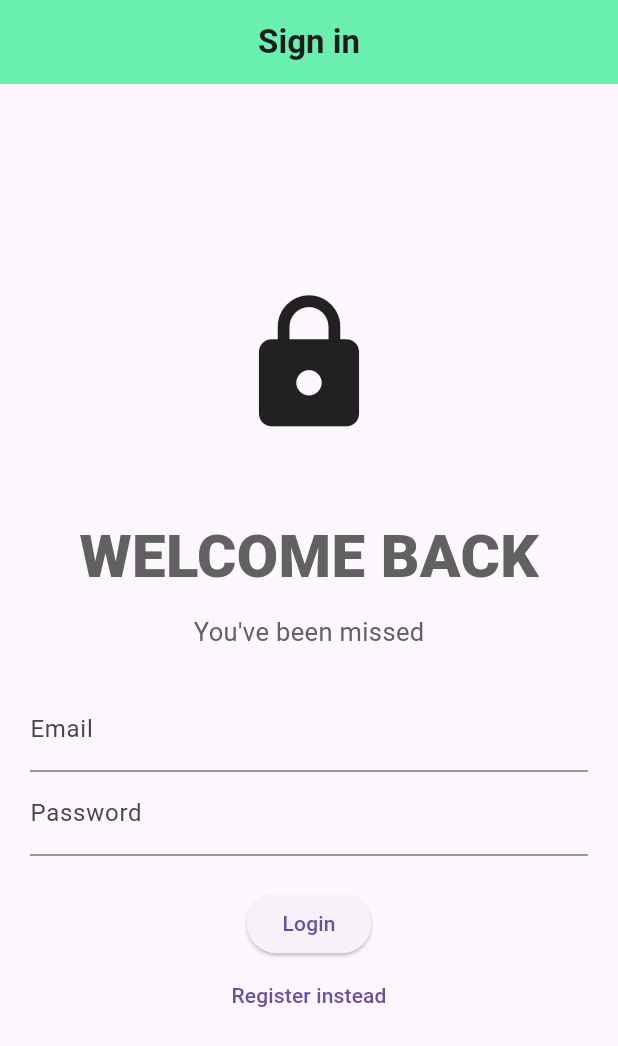
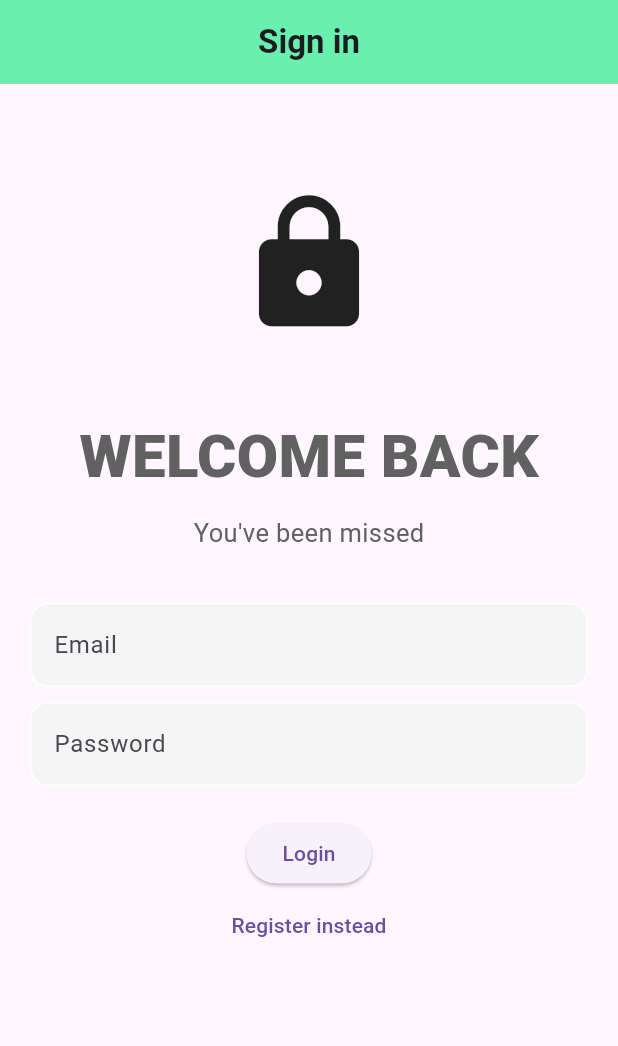
Before and after one commit to lifrocszh/2024-Orbital-6532, a Flutter app: the screen it shows after launch, on a phone screen of 412 x 824 dp. Shown: the top 1046 px of the screen. Run offline on Flutter 3.47's test engine with Material 3 defaults, Android fonts, the phone set to English and light mode, and no system bars; our stand-ins replace cloud_firestore, firebase_auth, firebase_core, table_calendar; accounts and stored records are empty.

```diff
--- a/lib/mods/announcement.dart
+++ b/lib/mods/announcement.dart
@@ -16,8 +16,8 @@ class Announcement extends StatelessWidget {
         color: Colors.white,
         borderRadius: BorderRadius.circular(15),
       ),
-      margin: EdgeInsets.only(top: 25, left: 25, right: 25),
-      padding: EdgeInsets.all(25),
+      margin: const EdgeInsets.only(top: 25, left: 25, right: 25),
+      padding: const EdgeInsets.all(25),
       child: Column(
         children: [
           Text(
--- a/lib/pages/login_page.dart
+++ b/lib/pages/login_page.dart
@@ -66,9 +66,10 @@ class _LoginPageState extends State<LoginPage> {
           centerTitle: true,
           backgroundColor: Colors.greenAccent,
         ),
-        body: Container(
-            height: double.infinity,
-            width: double.infinity,
+        body: SingleChildScrollView(
+          child: SafeArea(
+            child: Center(
+              child: Container(
                   padding: const EdgeInsets.all(20),
                   child: Column(
                     crossAxisAlignment: CrossAxisAlignment.center,
@@ -105,18 +106,46 @@ class _LoginPageState extends State<LoginPage> {
 
                       const SizedBox(height: 25),
 
-                TextField(
+                      Container(
+                        padding: const EdgeInsets.only(top: 10),
+                        child: TextField(
                           controller: _emailController,
-                  decoration: const InputDecoration(
-                    labelText: 'Email',
+                          decoration: InputDecoration(
+                            hintText: 'Email',
+                            fillColor: Colors.grey[100],
+                            filled: true,
+                            enabledBorder: OutlineInputBorder(
+                              borderSide: const BorderSide(color: Colors.white),
+                              borderRadius: BorderRadius.circular(12),
+                            ),
+                            focusedBorder: OutlineInputBorder(
+                              borderSide:
+                                  const BorderSide(color: Colors.deepPurple),
+                              borderRadius: BorderRadius.circular(12),
+                            ),
+                          ),
                         ),
                       ),
 
-                TextField(
+                      Container(
+                        padding: const EdgeInsets.only(top: 10),
+                        child: TextField(
                           controller: _passwordController,
                           obscureText: true,
-                  decoration: const InputDecoration(
-                    labelText: 'Password',
+                          decoration: InputDecoration(
+                            hintText: 'Password',
+                            fillColor: Colors.grey[100],
+                            filled: true,
+                            enabledBorder: OutlineInputBorder(
+                              borderSide: const BorderSide(color: Colors.white),
+                              borderRadius: BorderRadius.circular(12),
+                            ),
+                            focusedBorder: OutlineInputBorder(
+                              borderSide:
+                                  const BorderSide(color: Colors.deepPurple),
+                              borderRadius: BorderRadius.circular(12),
+                            ),
+                          ),
                         ),
                       ),
 
@@ -126,6 +155,9 @@ class _LoginPageState extends State<LoginPage> {
 
                       const SizedBox(height: 50),
                     ],
-            )));
+                  )),
+            ),
+          ),
+        ));
   }
 }
```
Also changed, not shown: lib/mods/list_tile.dart (added, +24 -0 lines), lib/mods/user.dart (+21 -9 lines), lib/pages/home_page.dart (+144 -79 lines), lib/pages/profile_page.dart (added, +122 -0 lines), lib/pages/register_page.dart (+9 -3 lines). Lines whose indentation alone changed are shown as unchanged.
